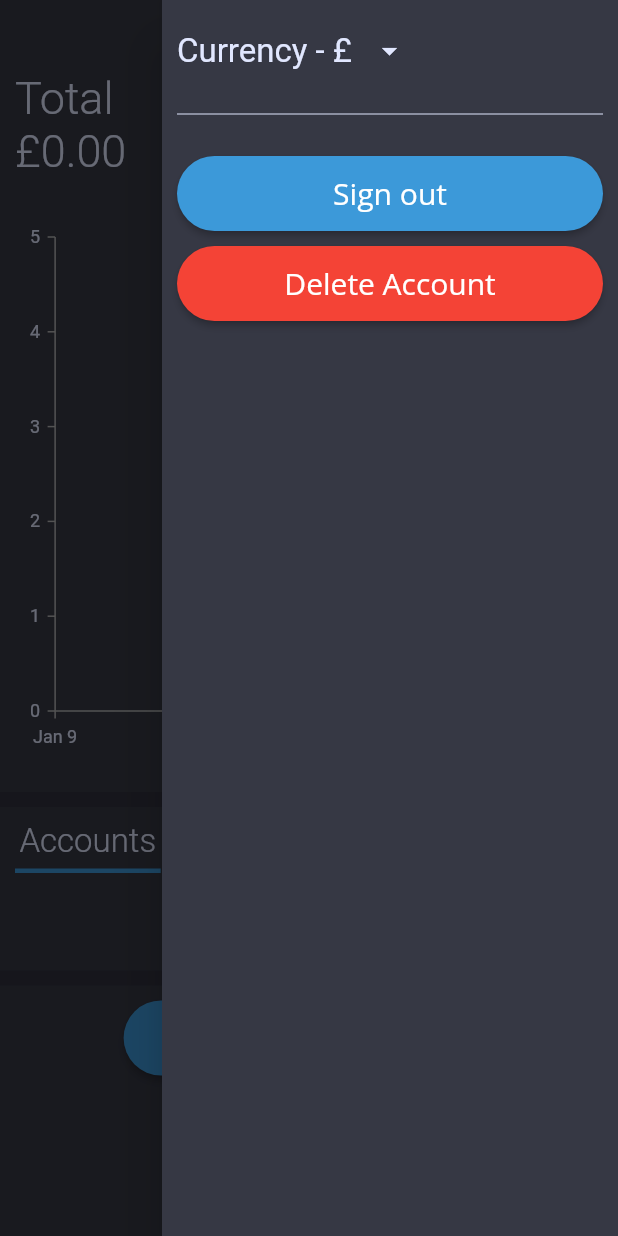
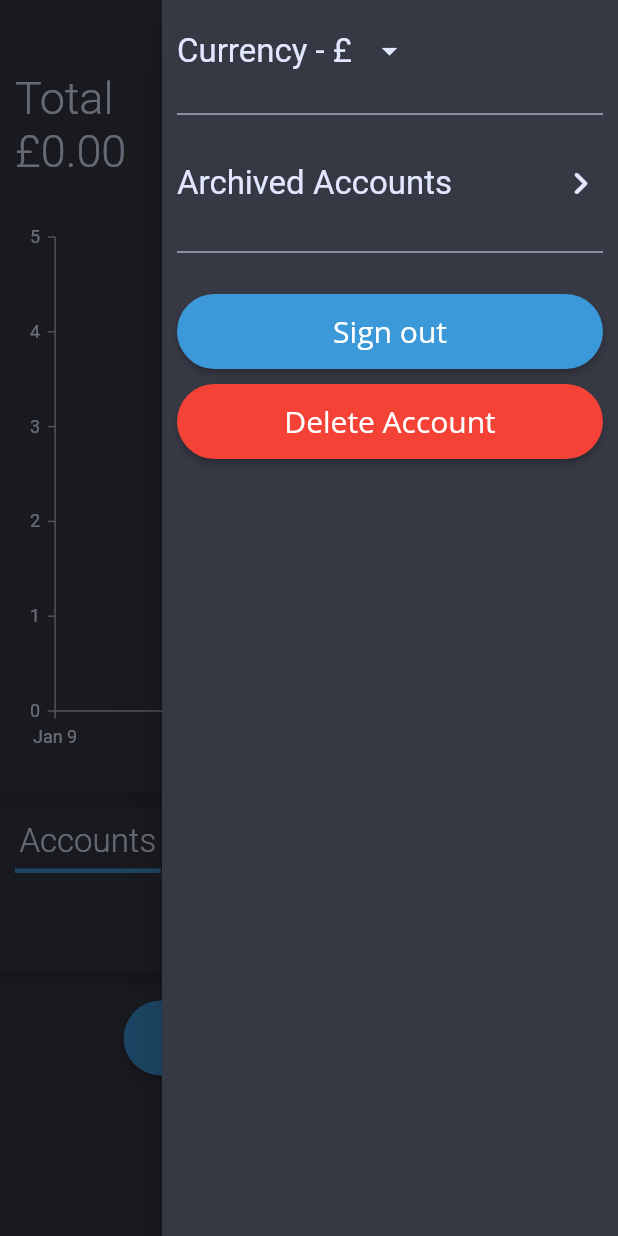
Before and after one commit to alastairrmcneill/Worthi, a Flutter app: the screen it shows once a user with an empty profile is signed in, with the side drawer open, on a phone screen of 412 x 824 dp. Run offline on Flutter 3.47's test engine with Material 2 defaults, Android fonts, the phone set to English and light mode, and no system bars; drawn by our look-alikes of showcaseview; our stand-ins replace auto_size_text, cloud_firestore, firebase_auth, firebase_core, flutter_slidable, font_awesome_flutter and 4 more; accounts and stored records are empty; Roboto replaces fonts that are missing (Open Sans).

Commit message:
Added ability to archive and restore accounts

```diff
--- a/lib/main.dart
+++ b/lib/main.dart
@@ -1,7 +1,6 @@
 import 'package:firebase_auth/firebase_auth.dart';
 import 'package:firebase_core/firebase_core.dart';
 import 'package:flutter/material.dart';
-import 'package:moolah/notifiers/display_notifier.dart';
 import 'package:moolah/notifiers/notifiers.dart';
 import 'package:moolah/services/services.dart';
 import 'package:moolah/support/theme.dart';
@@ -9,7 +8,6 @@ import 'package:moolah/support/wrapper.dart';
 import 'package:provider/provider.dart';
 import 'package:shared_preferences/shared_preferences.dart';
 import 'package:showcaseview/showcaseview.dart';
-import 'package:sign_in_with_apple/sign_in_with_apple.dart';
 
 void main() async {
   WidgetsFlutterBinding.ensureInitialized();
--- a/lib/models/account_model.dart
+++ b/lib/models/account_model.dart
@@ -5,12 +5,14 @@ class Account {
   final String? id;
   final String name;
   final String type;
+  final bool archived;
   final List<dynamic> history;
 
   Account({
     this.id,
     required this.name,
     required this.type,
+    required this.archived,
     required this.history,
   });
 
@@ -20,6 +22,7 @@ class Account {
       AccountFields.id: id,
       AccountFields.name: name,
       AccountFields.type: type,
+      AccountFields.archived: archived,
       AccountFields.history: history,
     };
   }
@@ -30,6 +33,7 @@ class Account {
       id: json[AccountFields.id] as String?,
       name: json[AppUserFields.name] as String,
       type: json[AccountFields.type] as String,
+      archived: json[AccountFields.archived] as bool? ?? false,
       history: json[AccountFields.history] as List<dynamic>,
     );
   }
@@ -39,15 +43,14 @@ class Account {
     String? id,
     String? name,
     String? type,
-    double? deposited,
-    double? value,
-    DateTime? date,
+    bool? archived,
     List<Map<String, Object>>? history,
   }) {
     return Account(
       id: id ?? this.id,
       name: name ?? this.name,
       type: type ?? this.type,
+      archived: archived ?? this.archived,
       history: history ?? this.history,
     );
   }
@@ -87,6 +90,7 @@ class AccountFields {
   static String date = 'date';
   static String history = 'history';
   static String type = 'type';
+  static String archived = 'archived';
 }
 
 class AccountTypes {
--- a/lib/notifiers/account_notifier.dart
+++ b/lib/notifiers/account_notifier.dart
@@ -5,10 +5,16 @@ class AccountNotifier extends ChangeNotifier {
   List<Account>? _myAccounts;
   List<String> _filter = [];
   List<Account>? _filteredAccounts;
+  List<Account>? _filteredArchivedAccounts;
+  List<Account>? _filteredNotArchivedAccounts;
+  List<Account>? _archivedAccounts;
   Account? _currentAccount;
 
   List<Account>? get myAccounts => _myAccounts;
   List<Account>? get filteredAccounts => _filteredAccounts;
+  List<Account>? get archivedAccounts => _archivedAccounts;
+  List<Account>? get filteredArchivedAccounts => _filteredArchivedAccounts;
+  List<Account>? get filteredNotArchivedAccounts => _filteredNotArchivedAccounts;
   List<String> get filter => _filter;
   Account? get currentAccount => _currentAccount;
 
@@ -30,6 +36,9 @@ class AccountNotifier extends ChangeNotifier {
     } else if (_filter != null && _myAccounts != null) {
       _filteredAccounts = _myAccounts!.where((account) => _filter.contains(account.type)).toList();
     }
+    _archivedAccounts = _myAccounts!.where((account) => account.archived).toList();
+    _filteredNotArchivedAccounts = _filteredAccounts?.where((account) => !account.archived).toList();
+    _filteredArchivedAccounts = _filteredAccounts?.where((account) => account.archived).toList();
     notifyListeners();
   }
 }
--- a/lib/screens/screens.dart
+++ b/lib/screens/screens.dart
@@ -3,3 +3,4 @@ export 'auth/login_screen.dart';
 export 'auth/register_screen.dart';
 export 'home_screen.dart';
 export 'account_detail_screen.dart';
+export 'archived_accounts_screen.dart';
--- a/lib/support/theme.dart
+++ b/lib/support/theme.dart
@@ -5,7 +5,12 @@ class MyThemes {
   static ThemeData get theme {
     return ThemeData(
       scaffoldBackgroundColor: MyColors.background,
-      appBarTheme: const AppBarTheme(color: MyColors.blueAccent, foregroundColor: MyColors.lightAccent, centerTitle: true),
+      appBarTheme: const AppBarTheme(
+        color: Colors.transparent,
+        foregroundColor: MyColors.lightAccent,
+        centerTitle: true,
+        elevation: 0,
+      ),
       textTheme: const TextTheme(
         headline1: TextStyle(color: MyColors.lightAccent),
         headline2: TextStyle(color: MyColors.lightAccent),
--- a/lib/widgets/account_list_view.dart
+++ b/lib/widgets/account_list_view.dart
@@ -28,13 +28,17 @@ class AccountListView extends StatelessWidget {
             ),
           ),
           const SizedBox(height: 15),
-          accountNotifier.filteredAccounts == null
+          accountNotifier.filteredNotArchivedAccounts == null
               ? const SizedBox(height: 50, child: Center(child: CircularProgressIndicator()))
-              : accountNotifier.filteredAccounts!.isEmpty
+              : accountNotifier.filteredNotArchivedAccounts!.isEmpty
                   ? const SizedBox(height: 50, child: Center(child: Text('No accounts.')))
                   : Column(
                       children: [
-                        ...accountNotifier.filteredAccounts!.map((account) => AccountListTile(account: account)).toList(),
+                        ...accountNotifier.filteredNotArchivedAccounts!
+                            .map(
+                              (account) => AccountListTile(account: account),
+                            )
+                            .toList(),
                       ],
                     ),
         ],
--- a/lib/widgets/add_account_widgets/add_account_dialog.dart
+++ b/lib/widgets/add_account_widgets/add_account_dialog.dart
@@ -117,6 +117,7 @@ showAddAccountDialog(BuildContext context) {
                       account: Account(
                         name: _nameController.text.trim(),
                         type: _type!,
+                        archived: false,
                         history: [
                           {
                             AccountFields.date: _date,
--- a/lib/widgets/chart.dart
+++ b/lib/widgets/chart.dart
@@ -16,7 +16,7 @@ class Chart extends StatelessWidget {
     sf.DateTimeIntervalType intervalType = sf.DateTimeIntervalType.auto;
     double interval = 0;
 
-    List<Account> accounts = accountNotifier.filteredAccounts!;
+    List<Account> accounts = accountNotifier.filteredAccounts ?? [];
     List<List<dynamic>> accountsHistory = [];
     DateTime? endDate;
     DateTime? startDate;
@@ -113,8 +113,10 @@ class Chart extends StatelessWidget {
     DisplayNotifier displayNotifier = Provider.of<DisplayNotifier>(context, listen: false);
     sf.SplineType splineType = sf.SplineType.monotonic;
     late Map<String, Object>? chartData;
-    if (accountNotifier.filteredAccounts != null && accountNotifier.filteredAccounts!.isNotEmpty) {
-      chartData = _buildChartData(accountNotifier);
+    if (accountNotifier.filteredAccounts != null) {
+      if (accountNotifier.filteredAccounts!.isNotEmpty) {
+        chartData = _buildChartData(accountNotifier);
+      }
     }
 
     return Container(
@@ -140,10 +142,10 @@ class Chart extends StatelessWidget {
                       }
 
                       if (series.name == 'Value') {
-                        displayNotifier.setValue = (chartData!["chartValueData"] as List<ChartData>)[args.chartPointInfo.dataPointIndex ?? 0].y;
+                        displayNotifier.setValue = (chartData?["chartValueData"] as List<ChartData>)[args.chartPointInfo.dataPointIndex ?? 0].y;
                       }
                       if (series.name == 'Deposited') {
-                        displayNotifier.setDeposited = (chartData!["chartDepositData"] as List<ChartData>)[args.chartPointInfo.dataPointIndex ?? 0].y;
+                        displayNotifier.setDeposited = (chartData?["chartDepositData"] as List<ChartData>)[args.chartPointInfo.dataPointIndex ?? 0].y;
                       }
                     },
                     onChartTouchInteractionDown: (tapArgs) {
--- a/lib/widgets/drawer/custom_right_drawer.dart
+++ b/lib/widgets/drawer/custom_right_drawer.dart
@@ -1,5 +1,7 @@
 import 'package:flutter/material.dart';
-import 'package:moolah/services/auth_service.dart';
+import 'package:moolah/screens/screens.dart';
+import 'package:moolah/services/services.dart';
+import 'package:moolah/support/theme.dart';
 import 'package:moolah/widgets/widgets.dart';
 
 class CustomRightDrawer extends StatelessWidget {
@@ -23,6 +25,25 @@ class CustomRightDrawer extends StatelessWidget {
                   ),
                   CurrencyDropDown(),
                 ],
+              ),
+              const SizedBox(height: 10),
+              const Divider(),
+              const SizedBox(height: 10),
+              ListTile(
+                contentPadding: EdgeInsets.all(0),
+                title: const Text(
+                  'Archived Accounts',
+                  style: TextStyle(
+                    fontSize: 22,
+                    fontWeight: FontWeight.w400,
+                  ),
+                ),
+                trailing: const Icon(
+                  Icons.chevron_right_rounded,
+                  size: 30,
+                  color: MyColors.lightAccent,
+                ),
+                onTap: () => Navigator.push(context, MaterialPageRoute(builder: (_) => const ArchivedAccountsScreen())),
               ),
               const SizedBox(height: 10),
               const Divider(),
```
Also changed, not shown: lib/screens/account_detail_screen.dart (+17 -7 lines), lib/screens/archived_accounts_screen.dart (added, +42 -0 lines).
